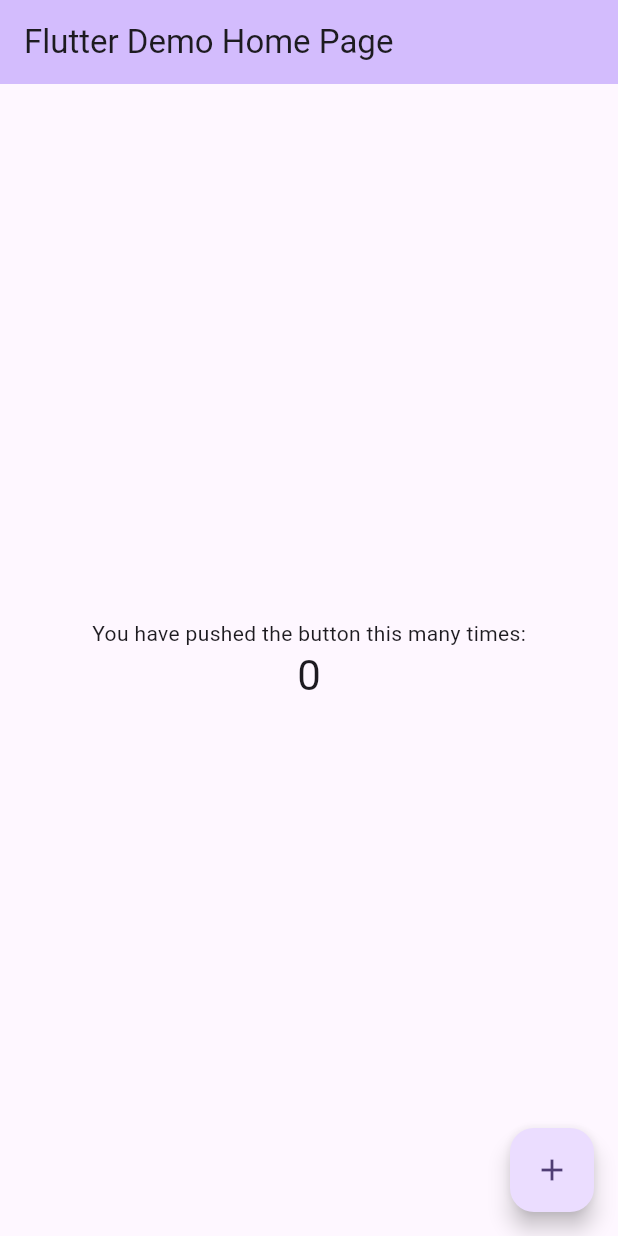
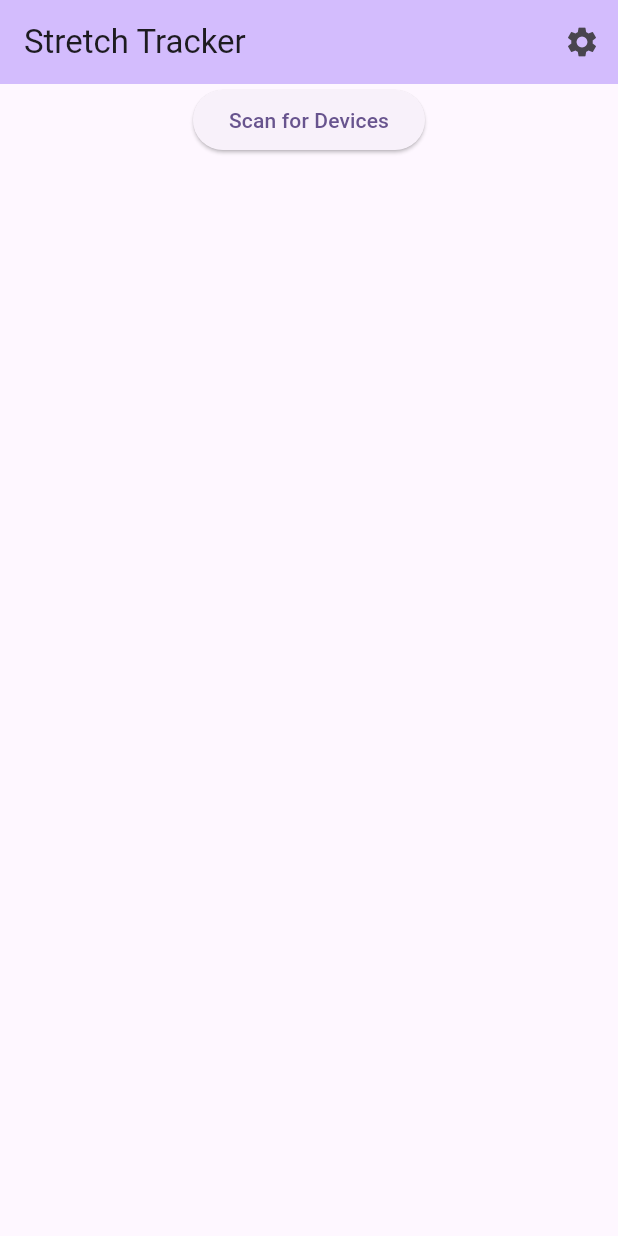
Before and after one commit to ellimattila/emergent_ui, a Flutter app: the screen it shows after launch, on a phone screen of 412 x 824 dp. Run offline on Flutter 3.47's test engine with Material 3 defaults, Android fonts, the light colour scheme and no system bars; our stand-ins replace flutter_blue_plus.

Commit message:
Add Bluetooth support and update project configurations for Flutter

```diff
--- /dev/null
+++ b/lib/bluetooth_dashboard.dart
@@ -0,0 +1,221 @@
+import 'package:flutter/material.dart';
+import 'package:flutter_blue_plus/flutter_blue_plus.dart';
+
+class BluetoothDashboardPage extends StatefulWidget {
+  const BluetoothDashboardPage({super.key});
+
+  @override
+  State<BluetoothDashboardPage> createState() => _BluetoothDashboardPageState();
+}
+
+class _BluetoothDashboardPageState extends State<BluetoothDashboardPage> {
+  List<ScanResult> devices = [];
+  BluetoothDevice? connectedDevice;
+  BluetoothCharacteristic? notifyCharacteristic;
+
+  int stretchCount = 0;
+  DateTime? lastStretch;
+  int dailyGoal = 5;
+  int streak = 4;
+
+  void startScan() async {
+    await FlutterBluePlus.stopScan();
+    devices.clear();
+    setState(() {});
+    FlutterBluePlus.startScan(timeout: const Duration(seconds: 4));
+    FlutterBluePlus.scanResults.listen((results) {
+      setState(() {
+        devices = results;
+      });
+    });
+  }
+
+  Future<void> connectToDevice(BluetoothDevice device) async {
+    try {
+      await device.connect();
+      setState(() {
+        connectedDevice = device;
+      });
+
+      var services = await device.discoverServices();
+      for (var service in services) {
+        for (var characteristic in service.characteristics) {
+          if (characteristic.properties.notify) {
+            await characteristic.setNotifyValue(true);
+            notifyCharacteristic = characteristic;
+
+            characteristic.lastValueStream.listen((value) {
+              final dataString = String.fromCharCodes(value);
+              print("Arduino sent: $dataString");
+
+              // Assume Arduino sends "stretched" when stretch is done
+              if (dataString.trim() == "stretched") {
+                setState(() {
+                  stretchCount++;
+                  lastStretch = DateTime.now();
+                });
+              }
+            });
+            return;
+          }
+        }
+      }
+    } catch (e) {
+      print("Bluetooth error: $e");
+    }
+  }
+
+  @override
+  Widget build(BuildContext context) {
+    final percent = (stretchCount / dailyGoal).clamp(0.0, 1.0);
+
+    return Scaffold(
+      appBar: AppBar(
+        title: const Text("Stretch Tracker"),
+        backgroundColor: Theme.of(context).colorScheme.inversePrimary,
+        actions: [
+          IconButton(
+            icon: const Icon(Icons.settings),
+            onPressed: () {
+              showDialog(
+                context: context,
+                builder:
+                    (context) => AlertDialog(
+                      title: const Text('Settings'),
+                      content: const Text('Settings panel coming soon...'),
+                      actions: [
+                        TextButton(
+                          onPressed: () => Navigator.pop(context),
+                          child: const Text('Close'),
+                        ),
+                      ],
+                    ),
+              );
+            },
+          ),
+        ],
+      ),
+      body:
+          connectedDevice == null
+              ? Column(
+                children: [
+                  ElevatedButton(
+                    onPressed: startScan,
+                    child: const Text("Scan for Devices"),
+                  ),
+                  Expanded(
+                    child: ListView.builder(
+                      itemCount: devices.length,
+                      itemBuilder: (context, index) {
+                        final result = devices[index];
+                        final device = result.device;
+                        final name = result.advertisementData.advName;
+
+                        return ListTile(
+                          title: Text(
+                            name.isNotEmpty ? name : device.remoteId.toString(),
+                          ),
+                          subtitle: Text("RSSI: ${result.rssi}"),
+                          onTap: () => connectToDevice(device),
+                        );
+                      },
+                    ),
+                  ),
+                ],
+              )
+              : Padding(
+                padding: const EdgeInsets.all(20.0),
+                child: Column(
+                  crossAxisAlignment: CrossAxisAlignment.start,
+                  children: [
+                    Card(
+                      elevation: 3,
+                      shape: RoundedRectangleBorder(
+                        borderRadius: BorderRadius.circular(16),
+                      ),
+                      child: Padding(
+                        padding: const EdgeInsets.all(20.0),
+                        child: Column(
+                          crossAxisAlignment: CrossAxisAlignment.start,
+                          children: [
+                            const Text(
+                              "Today's Progress",
+                              style: TextStyle(
+                                fontSize: 18,
+                                fontWeight: FontWeight.bold,
+                              ),
+                            ),
+                            const SizedBox(height: 10),
+                            LinearProgressIndicator(
+                              value: percent,
+                              minHeight: 12,
+                              borderRadius: BorderRadius.circular(10),
+                            ),
+                            const SizedBox(height: 8),
+                            Text("$stretchCount / $dailyGoal stretches"),
+                          ],
+                        ),
+                      ),
+                    ),
+                    const SizedBox(height: 20),
+                    Card(
+                      elevation: 3,
+                      shape: RoundedRectangleBorder(
+                        borderRadius: BorderRadius.circular(16),
+                      ),
+                      child: ListTile(
+                        leading: const Icon(Icons.access_time),
+                        title: const Text("Last Stretch"),
+                        subtitle: Text(
+                          lastStretch != null
+                              ? "${lastStretch!.hour}:${lastStretch!.minute.toString().padLeft(2, '0')} today"
+                              : "No stretch yet",
+                        ),
+                      ),
+                    ),
+                    const SizedBox(height: 20),
+                    Card(
+                      elevation: 3,
+                      shape: RoundedRectangleBorder(
+                        borderRadius: BorderRadius.circular(16),
+                      ),
+                      child: ListTile(
+                        leading: const Icon(
+                          Icons.local_fire_department,
+                          color: Colors.orange,
+                        ),
+                        title: const Text("Streak"),
+                        subtitle: Text("$streak days in a row!"),
+                      ),
+                    ),
+                    const Spacer(),
+                    Center(
+                      child: ElevatedButton.icon(
+                        onPressed: () {
+                          deviceDisconnect();
+                        },
+                        icon: const Icon(Icons.link_off),
+                        label: const Text("Disconnect"),
+                        style: ElevatedButton.styleFrom(
+                          padding: const EdgeInsets.symmetric(
+                            horizontal: 24,
+                            vertical: 12,
+                          ),
+                          textStyle: const TextStyle(fontSize: 18),
+                        ),
+                      ),
+                    ),
+                  ],
+                ),
+              ),
+    );
+  }
+
+  void deviceDisconnect() {
+    connectedDevice?.disconnect();
+    setState(() {
+      connectedDevice = null;
+      notifyCharacteristic = null;
+    });
+  }
+}
--- a/lib/main.dart
+++ b/lib/main.dart
@@ -1,122 +1,20 @@
 import 'package:flutter/material.dart';
+import 'bluetooth_dashboard.dart';
 
-void main() {
-  runApp(const MyApp());
-}
+void main() => runApp(const MyApp());
 
 class MyApp extends StatelessWidget {
   const MyApp({super.key});
 
-  // This widget is the root of your application.
   @override
   Widget build(BuildContext context) {
     return MaterialApp(
-      title: 'Flutter Demo',
+      title: 'Stretch Tracker',
       theme: ThemeData(
-        // This is the theme of your application.
-        //
-        // TRY THIS: Try running your application with "flutter run". You'll see
-        // the application has a purple toolbar. Then, without quitting the app,
-        // try changing the seedColor in the colorScheme below to Colors.green
-        // and then invoke "hot reload" (save your changes or press the "hot
-        // reload" button in a Flutter-supported IDE, or press "r" if you used
-        // the command line to start the app).
-        //
-        // Notice that the counter didn't reset back to zero; the application
-        // state is not lost during the reload. To reset the state, use hot
-        // restart instead.
-        //
-        // This works for code too, not just values: Most code changes can be
-        // tested with just a hot reload.
         colorScheme: ColorScheme.fromSeed(seedColor: Colors.deepPurple),
+        useMaterial3: true,
       ),
-      home: const MyHomePage(title: 'Flutter Demo Home Page'),
+      home: const BluetoothDashboardPage(),
     );
   }
 }
-
-class MyHomePage extends StatefulWidget {
-  const MyHomePage({super.key, required this.title});
-
-  // This widget is the home page of your application. It is stateful, meaning
-  // that it has a State object (defined below) that contains fields that affect
-  // how it looks.
-
-  // This class is the configuration for the state. It holds the values (in this
-  // case the title) provided by the parent (in this case the App widget) and
-  // used by the build method of the State. Fields in a Widget subclass are
-  // always marked "final".
-
-  final String title;
-
-  @override
-  State<MyHomePage> createState() => _MyHomePageState();
-}
-
-class _MyHomePageState extends State<MyHomePage> {
-  int _counter = 0;
-
-  void _incrementCounter() {
-    setState(() {
-      // This call to setState tells the Flutter framework that something has
-      // changed in this State, which causes it to rerun the build method below
-      // so that the display can reflect the updated values. If we changed
-      // _counter without calling setState(), then the build method would not be
-      // called again, and so nothing would appear to happen.
-      _counter++;
-    });
-  }
-
-  @override
-  Widget build(BuildContext context) {
-    // This method is rerun every time setState is called, for instance as done
-    // by the _incrementCounter method above.
-    //
-    // The Flutter framework has been optimized to make rerunning build methods
-    // fast, so that you can just rebuild anything that needs updating rather
-    // than having to individually change instances of widgets.
-    return Scaffold(
-      appBar: AppBar(
-        // TRY THIS: Try changing the color here to a specific color (to
-        // Colors.amber, perhaps?) and trigger a hot reload to see the AppBar
-        // change color while the other colors stay the same.
-        backgroundColor: Theme.of(context).colorScheme.inversePrimary,
-        // Here we take the value from the MyHomePage object that was created by
-        // the App.build method, and use it to set our appbar title.
-        title: Text(widget.title),
-      ),
-      body: Center(
-        // Center is a layout widget. It takes a single child and positions it
-        // in the middle of the parent.
-        child: Column(
-          // Column is also a layout widget. It takes a list of children and
-          // arranges them vertically. By default, it sizes itself to fit its
-          // children horizontally, and tries to be as tall as its parent.
-          //
-          // Column has various properties to control how it sizes itself and
-          // how it positions its children. Here we use mainAxisAlignment to
-          // center the children vertically; the main axis here is the vertical
-          // axis because Columns are vertical (the cross axis would be
-          // horizontal).
-          //
-          // TRY THIS: Invoke "debug painting" (choose the "Toggle Debug Paint"
-          // action in the IDE, or press "p" in the console), to see the
-          // wireframe for each widget.
-          mainAxisAlignment: MainAxisAlignment.center,
-          children: <Widget>[
-            const Text('You have pushed the button this many times:'),
-            Text(
-              '$_counter',
-              style: Theme.of(context).textTheme.headlineMedium,
-            ),
-          ],
-        ),
-      ),
-      floatingActionButton: FloatingActionButton(
-        onPressed: _incrementCounter,
-        tooltip: 'Increment',
-        child: const Icon(Icons.add),
-      ), // This trailing comma makes auto-formatting nicer for build methods.
-    );
-  }
-}
--- a/pubspec.yaml
+++ b/pubspec.yaml
@@ -2,7 +2,7 @@ name: emergent_ui
 description: "A new Flutter project."
 # The following line prevents the package from being accidentally published to
 # pub.dev using `flutter pub publish`. This is preferred for private packages.
-publish_to: 'none' # Remove this line if you wish to publish to pub.dev
+publish_to: "none" # Remove this line if you wish to publish to pub.dev
 
 # The following defines the version and build number for your application.
 # A version number is three numbers separated by dots, like 1.2.43
@@ -35,6 +35,9 @@ dependencies:
   # Use with the CupertinoIcons class for iOS style icons.
   cupertino_icons: ^1.0.8
 
+  # Bluetooth
+  flutter_blue_plus: ^1.28.2
+
 dev_dependencies:
   flutter_test:
     sdk: flutter
@@ -51,7 +54,6 @@ dev_dependencies:
 
 # The following section is specific to Flutter packages.
 flutter:
-
   # The following line ensures that the Material Icons font is
   # included with your application, so that you can use the icons in
   # the material Icons class.
```
Also changed, not shown: pubspec.lock, 11 other files.
